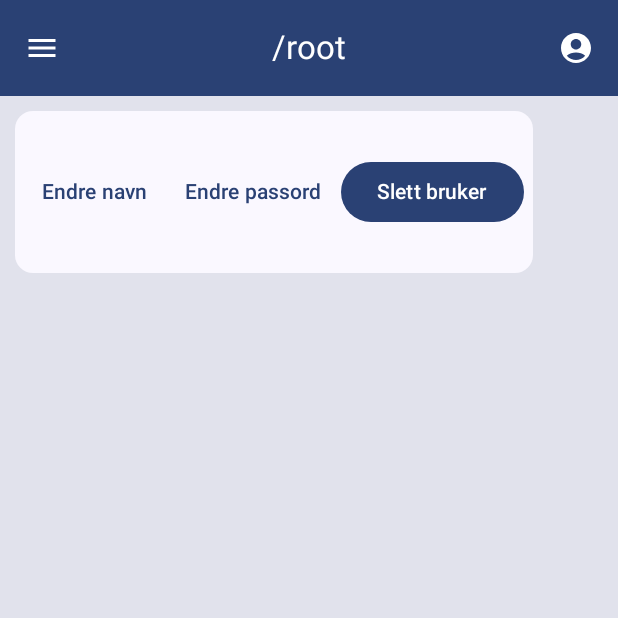
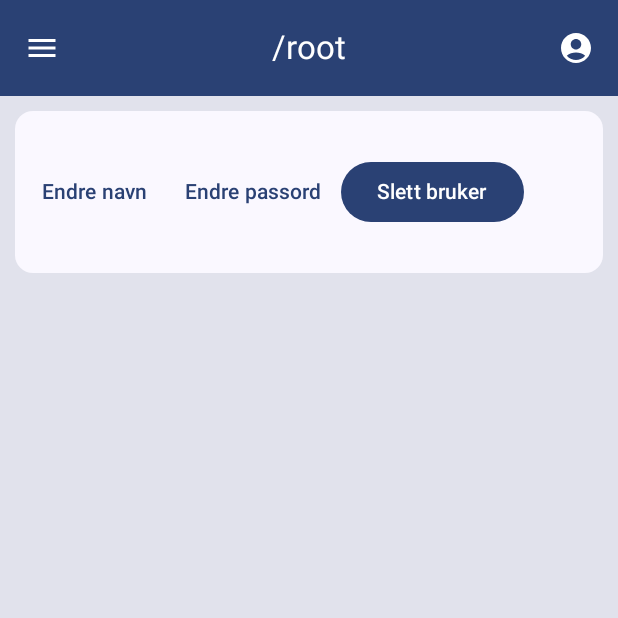
Before and after one commit to Bjelke98/MOB3000_ROOT_APP, an Android app built with Jetpack Compose: the settings_screen screen opened through its navigation route, on a phone screen of 412 x 824 dp, the top half of it. Run offline under Robolectric (Android 15) with nearby library versions, the phone set to English and light mode, and no system bars.

```diff
--- a/app/src/main/java/com/example/mob3000_root_app/screens/Settings.kt
+++ b/app/src/main/java/com/example/mob3000_root_app/screens/Settings.kt
@@ -32,7 +32,10 @@ fun Settings(navController: NavHostController) {
             .fillMaxSize()
             .background(MaterialTheme.colorScheme.surfaceVariant),
     ){
-        Card(modifier = Modifier.padding(10.dp),colors = testColors
+        Card(modifier = Modifier
+            .padding(10.dp)
+            .fillMaxWidth(1f)
+            ,colors = testColors
         ) {
             Column(
                 //verticalArrangement = Arrangement.Center,
```
